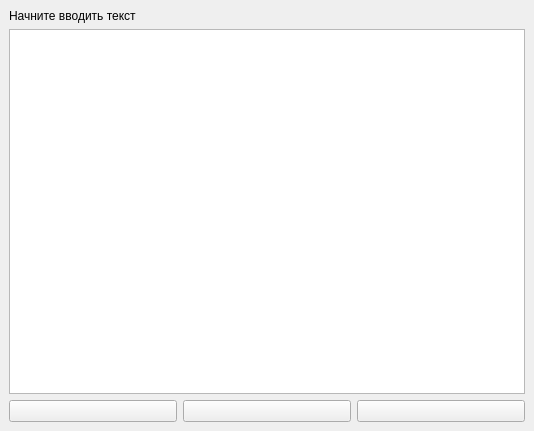
This is mainwindow.ui in brinza888/my_prediction_trie as Qt 5 draws it before an edit. The edited form follows.
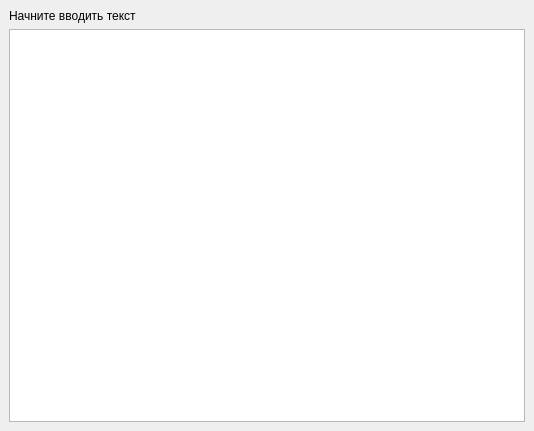
This is the edited form.

Patch:
```diff
--- a/mainwindow.ui
+++ b/mainwindow.ui
@@ -25,32 +25,13 @@
        </widget>
       </item>
       <item>
-       <widget class="QTextEdit" name="te_Text"/>
-      </item>
-      <item>
-       <layout class="QHBoxLayout" name="horizontalLayout">
-        <item>
-         <widget class="QPushButton" name="pb_Var1">
-          <property name="text">
-           <string/>
-          </property>
-         </widget>
-        </item>
-        <item>
-         <widget class="QPushButton" name="pb_Var2">
-          <property name="text">
-           <string/>
-          </property>
-         </widget>
-        </item>
-        <item>
-         <widget class="QPushButton" name="pb_Var3">
-          <property name="text">
-           <string/>
-          </property>
-         </widget>
-        </item>
-       </layout>
+       <widget class="QTextEdit" name="te_Text">
+        <property name="font">
+         <font>
+          <pointsize>12</pointsize>
+         </font>
+        </property>
+       </widget>
       </item>
      </layout>
     </item>
```
